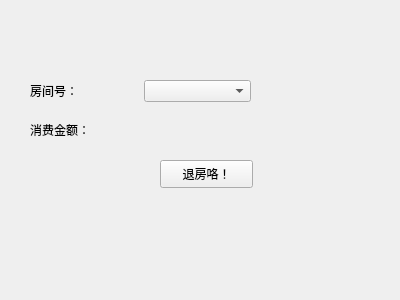
Qt form checkout.ui (demoOS-BUPT/demoSE) before a commit.
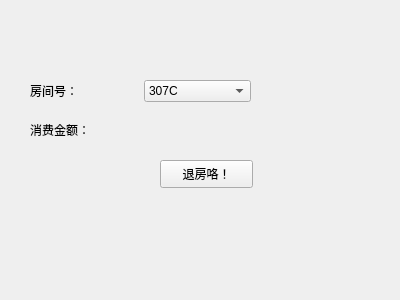
The same form after that commit.

The edit to the form file:
```diff
--- a/checkout.ui
+++ b/checkout.ui
@@ -26,7 +26,7 @@
     <string>退房咯！</string>
    </property>
   </widget>
-  <widget class="QWidget" name="">
+  <widget class="QWidget" name="layoutWidget">
    <property name="geometry">
     <rect>
      <x>30</x>
@@ -46,7 +46,13 @@
        </widget>
       </item>
       <item>
-       <widget class="QComboBox" name="roomBox"/>
+       <widget class="QComboBox" name="roomBox">
+        <item>
+         <property name="text">
+          <string>307C</string>
+         </property>
+        </item>
+       </widget>
       </item>
      </layout>
     </item>
```
Left out of the diff: 1 changed line with no effect on the pictures.
